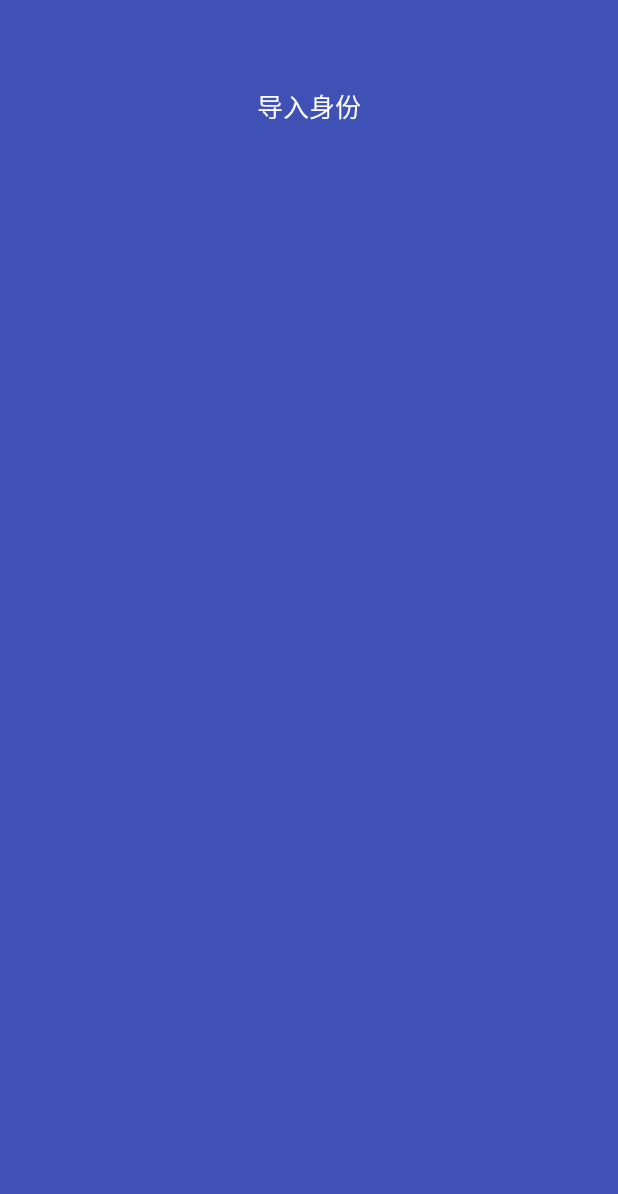
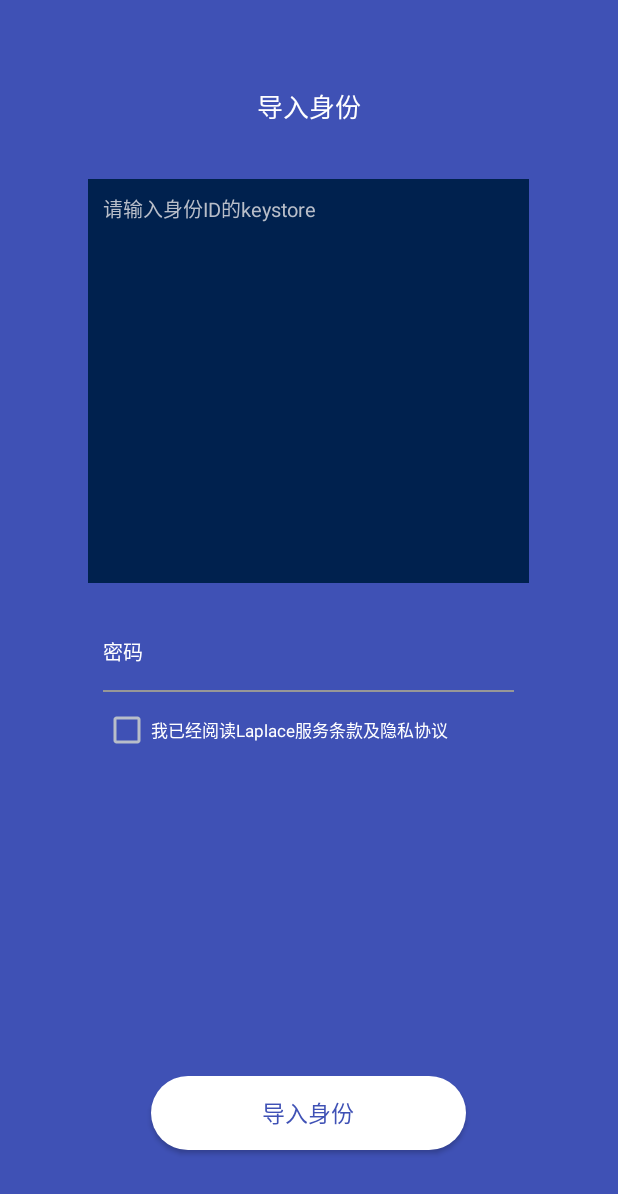
Before and after one commit to LaplaceNetwork/Android, an Android app: the LeadInIdentityActivity screen opened directly, with no data from a screen before it, on a phone screen of 412 x 824 dp. Before the commit the part shown is almost empty. Shown: the top 1194 px of the screen. Run offline under Robolectric (Android 15) with nearby library versions, the phone set to English and light mode, and no system bars.

Commit message:
creat BackupsActivity and update LeadInIdentityActivity

```diff
--- a/app/src/main/AndroidManifest.xml
+++ b/app/src/main/AndroidManifest.xml
@@ -24,7 +24,8 @@
             android:label="@string/title_activity_creat_identity"
             android:theme="@style/AppTheme" />
         <activity android:name=".activity.FingerprintOpenActivity" />
-        <activity android:name=".activity.LeadInIdentityActivity"></activity>
+        <activity android:name=".activity.LeadInIdentityActivity" />
+        <activity android:name=".activity.BackupsIdentityActivity"></activity>
     </application>
 
 </manifest>
--- a/app/src/main/java/com/orangechain/laplace/activity/LeadInIdentityActivity.java
+++ b/app/src/main/java/com/orangechain/laplace/activity/LeadInIdentityActivity.java
@@ -4,6 +4,7 @@ package com.orangechain.laplace.activity;
 import android.content.Context;
 import android.content.Intent;
 import android.view.View;
+import android.widget.Button;
 
 import com.orangechain.laplace.R;
 import com.orangechain.laplace.base.BaseActivity;
@@ -14,6 +15,17 @@ public class LeadInIdentityActivity extends BaseActivity {
     public void initWithView() {
         toolbar.setVisibility(View.INVISIBLE);
         bottomNavigationView.setVisibility(View.INVISIBLE);
+
+        Button button = findViewById(R.id.button_creat_identity);
+        button.setOnClickListener(new View.OnClickListener() {
+            @Override
+            public void onClick(View v) {
+
+                FingerprintOpenActivity fingerprintOpenActivity = new FingerprintOpenActivity();
+                fingerprintOpenActivity.pushActivity(LeadInIdentityActivity.this);
+
+            }
+        });
 
 
 
--- a/app/src/main/res/layout/activity_lead_in_identity.xml
+++ b/app/src/main/res/layout/activity_lead_in_identity.xml
@@ -8,7 +8,9 @@
     android:background="@color/colorPrimary">
 
 
-    <TextView android:layout_height="wrap_content"
+    <TextView
+        android:id="@+id/lead_in_name_textview"
+        android:layout_height="wrap_content"
         android:layout_width="match_parent"
         android:text="导入身份"
         android:textColor="@color/colorWhite"
@@ -16,5 +18,71 @@
         android:gravity="center"
         android:layout_marginTop="57dp"/>
 
+    <EditText
+        android:id="@+id/lead_in_textView"
+        android:layout_width="294dp"
+        android:layout_height="269dp"
+        android:paddingTop="10dp"
+        android:paddingLeft="10dp"
+        android:gravity="top|left"
+        android:textColor="@color/colorB8BEC9"
+        android:textSize="@dimen/text_size_13"
+        android:layout_below="@id/lead_in_name_textview"
+        android:layout_centerHorizontal="true"
+        android:layout_marginTop="35dp"
+        android:text="请输入身份ID的keystore"
+        android:background="@color/color00214E"/>
+
+    <TextView android:id="@+id/password_textview"
+        android:layout_width="wrap_content"
+        android:layout_height="wrap_content"
+        android:textColor="@color/colorWhite"
+        android:text="密码"
+        android:textSize="@dimen/text_size_13"
+        android:layout_below="@id/lead_in_textView"
+        android:layout_alignLeft="@id/lead_in_textView"
+        android:paddingLeft="10dp"
+        android:layout_marginTop="35dp"
+        />
+
+    <TextView
+        android:id="@+id/line"
+        android:layout_height="@dimen/line_size_common"
+        android:layout_width="274dp"
+        android:background="@color/color979797"
+        android:layout_below="@id/password_textview"
+        android:layout_alignLeft="@id/password_textview"
+        android:layout_marginLeft="10dp"
+        android:layout_marginTop="15dp"
+        />
+
+    <CheckBox
+        android:id="@+id/lead_in_checkBox"
+        android:layout_width="match_parent"
+        android:layout_height="wrap_content"
+        android:layout_below="@id/line"
+        android:text="我已经阅读Laplace服务条款及隐私协议"
+        android:textColor="@color/colorWhite"
+        android:textSize="@dimen/text_size_11"
+        android:theme="@style/EditText_0"
+        android:layout_alignLeft="@id/line"
+        android:layout_marginTop="9dp"
+        />
+
+
+    <Button
+        android:id="@+id/button_creat_identity"
+        android:layout_width="210dp"
+        android:layout_height="49dp"
+        android:text="导入身份"
+        android:textSize="15dp"
+        android:textColor="@color/colorPrimary"
+        android:background="@drawable/btn_selector_white_index"
+        android:layout_centerHorizontal="true"
+        android:layout_alignParentBottom="true"
+        android:layout_marginBottom="57dp"
+        />
+
+
 
 </RelativeLayout>
--- a/app/src/main/res/values/colors.xml
+++ b/app/src/main/res/values/colors.xml
@@ -13,6 +13,8 @@
     <color name="color333333">#333333</color>
     <color name="colorB8BEC9">#B8BEC9</color>
     <color name="color3F4D68">#3F4D68</color>
+    <color name="color00214E">#00214E</color>
+    <color name="color979797">#979797</color>
 
 
 
--- a/app/src/main/res/values/dimens.xml
+++ b/app/src/main/res/values/dimens.xml
@@ -18,5 +18,9 @@
 
 
 
+    <!--尺寸-->
+    <dimen name="line_size_common">1dp</dimen>
+
+
 
 </resources>
```
Also changed, not shown: app/src/main/java/com/orangechain/laplace/activity/BackupsIdentityActivity.java (added, +32 -0 lines), app/src/main/java/com/orangechain/laplace/activity/FingerprintOpenActivity.java (+6 -2 lines), app/src/main/java/com/orangechain/laplace/base/BaseActivity.java (+33 -0 lines), app/src/main/res/layout/activity_backups_identity.xml (added, +123 -0 lines).
